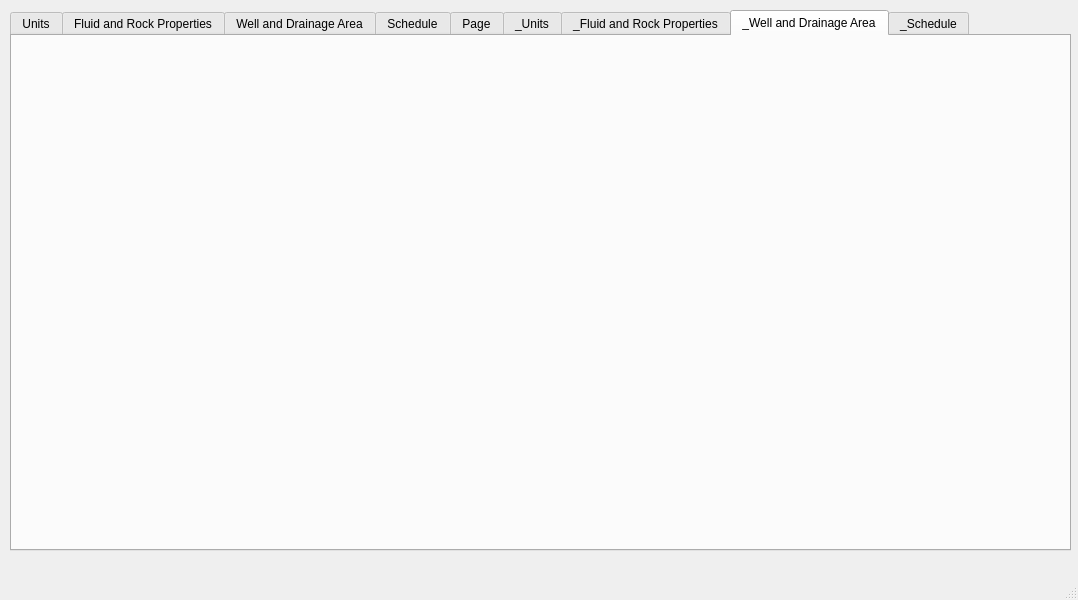
Above: QPLapl/mainwindow.ui from dmitrydi/QPLapl before the change. Below: the same form after it.
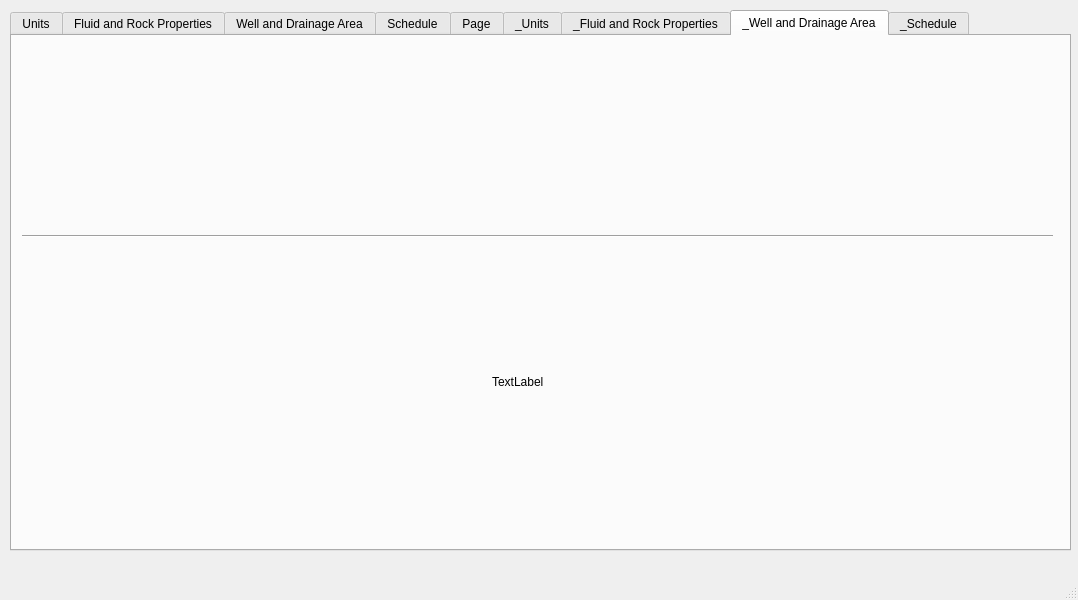
That is the form after the change. The open tabs and pages were chosen to show the change.

```diff
--- a/QPLapl/mainwindow.ui
+++ b/QPLapl/mainwindow.ui
@@ -750,6 +750,32 @@
       </property>
       <layout class="QVBoxLayout" name="layoutDrainageProps"/>
      </widget>
+     <widget class="Line" name="line_2">
+      <property name="geometry">
+       <rect>
+        <x>10</x>
+        <y>190</y>
+        <width>1031</width>
+        <height>20</height>
+       </rect>
+      </property>
+      <property name="orientation">
+       <enum>Qt::Horizontal</enum>
+      </property>
+     </widget>
+     <widget class="QLabel" name="wellScheme">
+      <property name="geometry">
+       <rect>
+        <x>480</x>
+        <y>220</y>
+        <width>541</width>
+        <height>251</height>
+       </rect>
+      </property>
+      <property name="text">
+       <string>TextLabel</string>
+      </property>
+     </widget>
     </widget>
     <widget class="QWidget" name="tab_5">
      <attribute name="title">
```
Left out of the diff: 2 changed lines with no effect on the pictures.
